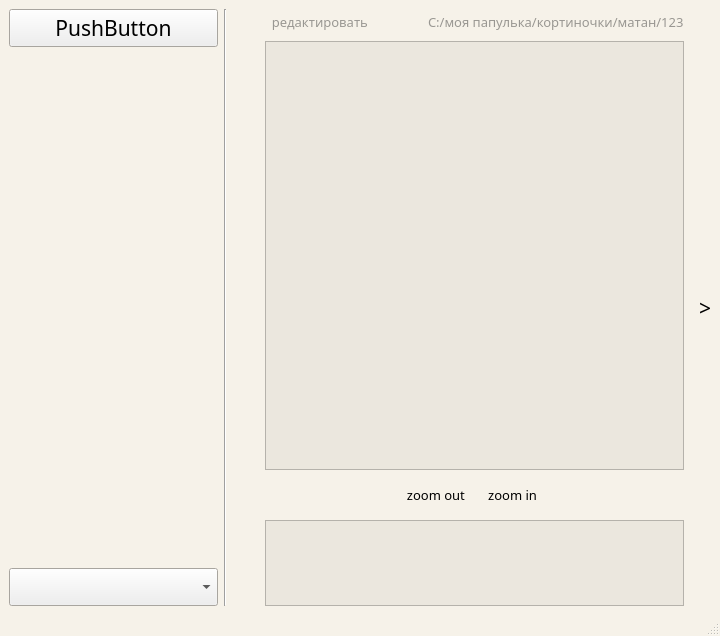
Old version of the form interface.ui in the repository exzeest/theinternational1.
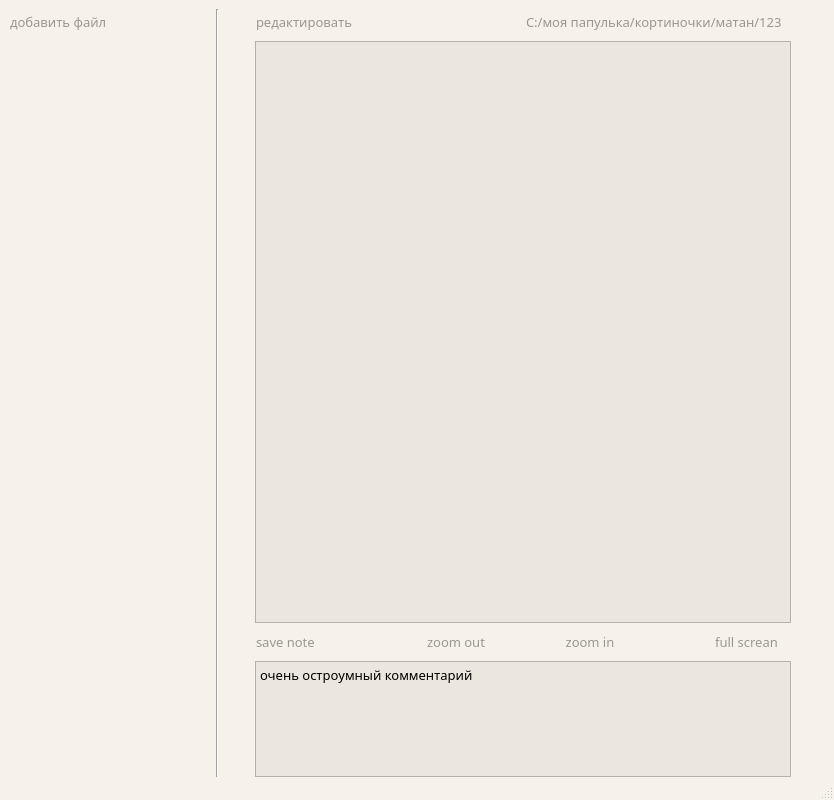
New version of the form. Icons and pictures are not drawn.

Commit message: допилен UI-теперь все выглядит круто

Patch:
```diff
--- a/interface.ui
+++ b/interface.ui
@@ -2,20 +2,41 @@
 <ui version="4.0">
  <class>Interface</class>
  <widget class="QMainWindow" name="Interface">
+  <property name="enabled">
+   <bool>true</bool>
+  </property>
   <property name="geometry">
    <rect>
     <x>0</x>
     <y>0</y>
-    <width>720</width>
-    <height>636</height>
+    <width>834</width>
+    <height>800</height>
    </rect>
   </property>
   <property name="sizePolicy">
-   <sizepolicy hsizetype="Expanding" vsizetype="Preferred">
+   <sizepolicy hsizetype="Fixed" vsizetype="Fixed">
     <horstretch>0</horstretch>
     <verstretch>0</verstretch>
    </sizepolicy>
   </property>
+  <property name="minimumSize">
+   <size>
+    <width>834</width>
+    <height>800</height>
+   </size>
+  </property>
+  <property name="sizeIncrement">
+   <size>
+    <width>0</width>
+    <height>0</height>
+   </size>
+  </property>
+  <property name="baseSize">
+   <size>
+    <width>834</width>
+    <height>800</height>
+   </size>
+  </property>
   <property name="palette">
    <palette>
     <active>
@@ -82,7 +103,8 @@
   </property>
   <property name="font">
    <font>
-    <pointsize>16</pointsize>
+    <family>Droid Sans</family>
+    <pointsize>10</pointsize>
    </font>
   </property>
   <property name="cursor">
@@ -171,7 +193,7 @@
      <family>Droid Sans Devanagari</family>
     </font>
    </property>
-   <layout class="QGridLayout" name="gridLayout" columnstretch="8,1,1,16,1">
+   <layout class="QGridLayout" name="gridLayout" columnstretch="15,1,1,40,1,1">
     <property name="rightMargin">
      <number>0</number>
     </property>
@@ -194,7 +216,8 @@
            <enum>Qt::StrongFocus</enum>
           </property>
           <property name="styleSheet">
-           <string notr="true">color: rgb(153, 151, 146);</string>
+           <string notr="true">color: rgb(153, 151, 146);
+text-align:left;</string>
           </property>
           <property name="text">
            <string>редактировать              </string>
@@ -324,16 +347,24 @@
        <widget class="QGraphicsView" name="graphicsView"/>
       </item>
       <item>
-       <layout class="QHBoxLayout" name="horizontalLayout_3" stretch="1,5,5,1">
+       <layout class="QHBoxLayout" name="horizontalLayout_3" stretch="4,2,6,6,2,4">
+        <property name="spacing">
+         <number>0</number>
+        </property>
         <item>
          <widget class="QPushButton" name="pBLeft">
           <property name="font">
            <font>
-            <family>Droid Arabic Kufi</family>
+            <family>Droid Sans</family>
+            <pointsize>10</pointsize>
            </font>
           </property>
+          <property name="styleSheet">
+           <string notr="true">color: rgb(153, 151, 146);
+text-align:left;</string>
+          </property>
           <property name="text">
-           <string/>
+           <string>save note</string>
           </property>
           <property name="icon">
            <iconset>
@@ -344,6 +375,19 @@
           </property>
          </widget>
         </item>
+        <item>
+         <spacer name="horizontalSpacer">
+          <property name="orientation">
+           <enum>Qt::Horizontal</enum>
+          </property>
+          <property name="sizeHint" stdset="0">
+           <size>
+            <width>40</width>
+            <height>20</height>
+           </size>
+          </property>
+         </spacer>
+        </item>
         <item>
          <widget class="QPushButton" name="pBzoomOut">
           <property name="enabled">
@@ -357,9 +401,93 @@
           </property>
           <property name="palette">
            <palette>
-            <active/>
-            <inactive/>
-            <disabled/>
+            <active>
+             <colorrole role="WindowText">
+              <brush brushstyle="SolidPattern">
+               <color alpha="255">
+                <red>153</red>
+                <green>151</green>
+                <blue>146</blue>
+               </color>
+              </brush>
+             </colorrole>
+             <colorrole role="Text">
+              <brush brushstyle="SolidPattern">
+               <color alpha="255">
+                <red>153</red>
+                <green>151</green>
+                <blue>146</blue>
+               </color>
+              </brush>
+             </colorrole>
+             <colorrole role="ButtonText">
+              <brush brushstyle="SolidPattern">
+               <color alpha="255">
+                <red>153</red>
+                <green>151</green>
+                <blue>146</blue>
+               </color>
+              </brush>
+             </colorrole>
+            </active>
+            <inactive>
+             <colorrole role="WindowText">
+              <brush brushstyle="SolidPattern">
+               <color alpha="255">
+                <red>153</red>
+                <green>151</green>
+                <blue>146</blue>
+               </color>
+              </brush>
+             </colorrole>
+             <colorrole role="Text">
+              <brush brushstyle="SolidPattern">
+               <color alpha="255">
+                <red>153</red>
+                <green>151</green>
+                <blue>146</blue>
+               </color>
+              </brush>
+             </colorrole>
+             <colorrole role="ButtonText">
+              <brush brushstyle="SolidPattern">
+               <color alpha="255">
+                <red>153</red>
+                <green>151</green>
+                <blue>146</blue>
+               </color>
+              </brush>
+             </colorrole>
+            </inactive>
+            <disabled>
+             <colorrole role="WindowText">
+              <brush brushstyle="SolidPattern">
+               <color alpha="255">
+                <red>153</red>
+                <green>151</green>
+                <blue>146</blue>
+               </color>
+              </brush>
+             </colorrole>
+             <colorrole role="Text">
+              <brush brushstyle="SolidPattern">
+               <color alpha="255">
+                <red>153</red>
+                <green>151</green>
+                <blue>146</blue>
+               </color>
+              </brush>
+             </colorrole>
+             <colorrole role="ButtonText">
+              <brush brushstyle="SolidPattern">
+               <color alpha="255">
+                <red>153</red>
+                <green>151</green>
+                <blue>146</blue>
+               </color>
+              </brush>
+             </colorrole>
+            </disabled>
            </palette>
           </property>
           <property name="font">
@@ -381,8 +509,12 @@
           <property name="autoFillBackground">
            <bool>false</bool>
           </property>
+          <property name="styleSheet">
+           <string notr="true">color: rgb(153, 151, 146);
+</string>
+          </property>
           <property name="text">
-           <string>                     zoom out</string>
+           <string>zoom out</string>
           </property>
           <property name="icon">
            <iconset>
@@ -400,9 +532,93 @@
          <widget class="QPushButton" name="pBzoomIn">
           <property name="palette">
            <palette>
-            <active/>
-            <inactive/>
-            <disabled/>
+            <active>
+             <colorrole role="WindowText">
+              <brush brushstyle="SolidPattern">
+               <color alpha="255">
+                <red>153</red>
+                <green>151</green>
+                <blue>146</blue>
+               </color>
+              </brush>
+             </colorrole>
+             <colorrole role="Text">
+              <brush brushstyle="SolidPattern">
+               <color alpha="255">
+                <red>153</red>
+                <green>151</green>
+                <blue>146</blue>
+               </color>
+              </brush>
+             </colorrole>
+             <colorrole role="ButtonText">
+              <brush brushstyle="SolidPattern">
+               <color alpha="255">
+                <red>153</red>
+                <green>151</green>
+                <blue>146</blue>
+               </color>
+              </brush>
+             </colorrole>
+            </active>
+            <inactive>
+             <colorrole role="WindowText">
+              <brush brushstyle="SolidPattern">
+               <color alpha="255">
+                <red>153</red>
+                <green>151</green>
+                <blue>146</blue>
+               </color>
+              </brush>
+             </colorrole>
+             <colorrole role="Text">
+              <brush brushstyle="SolidPattern">
+               <color alpha="255">
+                <red>153</red>
+                <green>151</green>
+                <blue>146</blue>
+               </color>
+              </brush>
+             </colorrole>
+             <colorrole role="ButtonText">
+              <brush brushstyle="SolidPattern">
+               <color alpha="255">
+                <red>153</red>
+                <green>151</green>
+                <blue>146</blue>
+               </color>
+              </brush>
+             </colorrole>
+            </inactive>
+            <disabled>
+             <colorrole role="WindowText">
+              <brush brushstyle="SolidPattern">
+               <color alpha="255">
+                <red>153</red>
+                <green>151</green>
+                <blue>146</blue>
+               </color>
+              </brush>
+             </colorrole>
+             <colorrole role="Text">
+              <brush brushstyle="SolidPattern">
+               <color alpha="255">
+                <red>153</red>
+                <green>151</green>
+                <blue>146</blue>
+               </color>
+              </brush>
+             </colorrole>
+             <colorrole role="ButtonText">
+              <brush brushstyle="SolidPattern">
+               <color alpha="255">
+                <red>153</red>
+                <green>151</green>
+                <blue>146</blue>
+               </color>
+              </brush>
+             </colorrole>
+            </disabled>
            </palette>
           </property>
           <property name="font">
@@ -417,8 +633,11 @@
           <property name="layoutDirection">
            <enum>Qt::LeftToRight</enum>
           </property>
+          <property name="styleSheet">
+           <string notr="true">color: rgb(153, 151, 146);</string>
+          </property>
           <property name="text">
-           <string>  zoom in                       </string>
+           <string>zoom in</string>
           </property>
           <property name="icon">
            <iconset>
@@ -429,15 +648,44 @@
           </property>
          </widget>
         </item>
+        <item>
+         <spacer name="horizontalSpacer_2">
+          <property name="orientation">
+           <enum>Qt::Horizontal</enum>
+          </property>
+          <property name="sizeHint" stdset="0">
+           <size>
+            <width>40</width>
+            <height>20</height>
+           </size>
+          </property>
+         </spacer>
+        </item>
         <item>
          <widget class="QPushButton" name="pBRight">
+          <property name="enabled">
+           <bool>true</bool>
+          </property>
+          <property name="baseSize">
+           <size>
+            <width>0</width>
+            <height>0</height>
+           </size>
+          </property>
           <property name="font">
            <font>
-            <family>Droid Arabic Kufi</family>
+            <family>Droid Sans</family>
+            <pointsize>10</pointsize>
            </font>
           </property>
+          <property name="layoutDirection">
+           <enum>Qt::RightToLeft</enum>
+          </property>
+          <property name="styleSheet">
+           <string notr="true">color: rgb(153, 151, 146);</string>
+          </property>
           <property name="text">
-           <string/>
+           <string>full screan</string>
           </property>
           <property name="icon">
            <iconset>
@@ -457,11 +705,11 @@
         </property>
         <property name="font">
          <font>
-          <family>Droid Serif</family>
-          <pointsize>9</pointsize>
-          <weight>75</weight>
-          <italic>true</italic>
-          <bold>true</bold>
+          <family>Droid Sans</family>
+          <pointsize>10</pointsize>
+          <weight>50</weight>
+          <italic>false</italic>
+          <bold>false</bold>
          </font>
         </property>
         <property name="readOnly">
@@ -471,8 +719,8 @@
          <string>&lt;!DOCTYPE HTML PUBLIC &quot;-//W3C//DTD HTML 4.0//EN&quot; &quot;http://www.w3.org/TR/REC-html40/strict.dtd&quot;&gt;
 &lt;html&gt;&lt;head&gt;&lt;meta name=&quot;qrichtext&quot; content=&quot;1&quot; /&gt;&lt;style type=&quot;text/css&quot;&gt;
 p, li { white-space: pre-wrap; }
-&lt;/style&gt;&lt;/head&gt;&lt;body style=&quot; font-family:'Droid Serif'; font-size:9pt; font-weight:600; font-style:italic;&quot;&gt;
-&lt;p style=&quot;-qt-paragraph-type:empty; margin-top:0px; margin-bottom:0px; margin-left:0px; margin-right:0px; -qt-block-indent:0; text-indent:0px; font-family:'Sans'; font-size:12pt; font-weight:200; font-style:normal;&quot;&gt;&lt;br /&gt;&lt;/p&gt;&lt;/body&gt;&lt;/html&gt;</string>
+&lt;/style&gt;&lt;/head&gt;&lt;body style=&quot; font-family:'Droid Sans'; font-size:10pt; font-weight:400; font-style:normal;&quot;&gt;
+&lt;p style=&quot; margin-top:0px; margin-bottom:0px; margin-left:0px; margin-right:0px; -qt-block-indent:0; text-indent:0px;&quot;&gt;&lt;span style=&quot; font-family:'Sans'; font-weight:200;&quot;&gt;очень остроумный комментарий&lt;/span&gt;&lt;/p&gt;&lt;/body&gt;&lt;/html&gt;</string>
         </property>
         <property name="overwriteMode">
          <bool>true</bool>
@@ -513,7 +761,7 @@
        </sizepolicy>
       </property>
       <property name="text">
-       <string>&gt;</string>
+       <string/>
       </property>
       <property name="icon">
        <iconset>
@@ -528,8 +776,27 @@
      <layout class="QVBoxLayout" name="verticalLayout">
       <item>
        <widget class="QPushButton" name="pushButton">
+        <property name="font">
+         <font>
+          <family>Droid Sans</family>
+          <pointsize>10</pointsize>
+          <strikeout>false</strikeout>
+          <kerning>true</kerning>
+         </font>
+        </property>
+        <property name="styleSheet">
+         <string notr="true">color: rgb(153, 151, 146);
+text-align:left;</string>
+        </property>
         <property name="text">
-         <string>PushButton</string>
+         <string>добавить файл</string>
+        </property>
+        <property name="icon">
+         <iconset>
+          <normaloff>../IconsINskt/AddFile.png</normaloff>../IconsINskt/AddFile.png</iconset>
+        </property>
+        <property name="flat">
+         <bool>true</bool>
         </property>
        </widget>
       </item>
@@ -616,9 +883,6 @@
         </property>
        </widget>
       </item>
-      <item>
-       <widget class="QComboBox" name="comboBox"/>
-      </item>
      </layout>
     </item>
     <item row="0" column="1">
@@ -628,6 +892,19 @@
       </property>
      </widget>
     </item>
+    <item row="0" column="5">
+     <spacer name="horizontalSpacer_3">
+      <property name="orientation">
+       <enum>Qt::Horizontal</enum>
+      </property>
+      <property name="sizeHint" stdset="0">
+       <size>
+        <width>40</width>
+        <height>20</height>
+       </size>
+      </property>
+     </spacer>
+    </item>
    </layout>
   </widget>
   <widget class="QStatusBar" name="statusbar"/>
```
Left out of the diff: 21 changed lines with no effect on the pictures. The commit also changes 4 other files.
